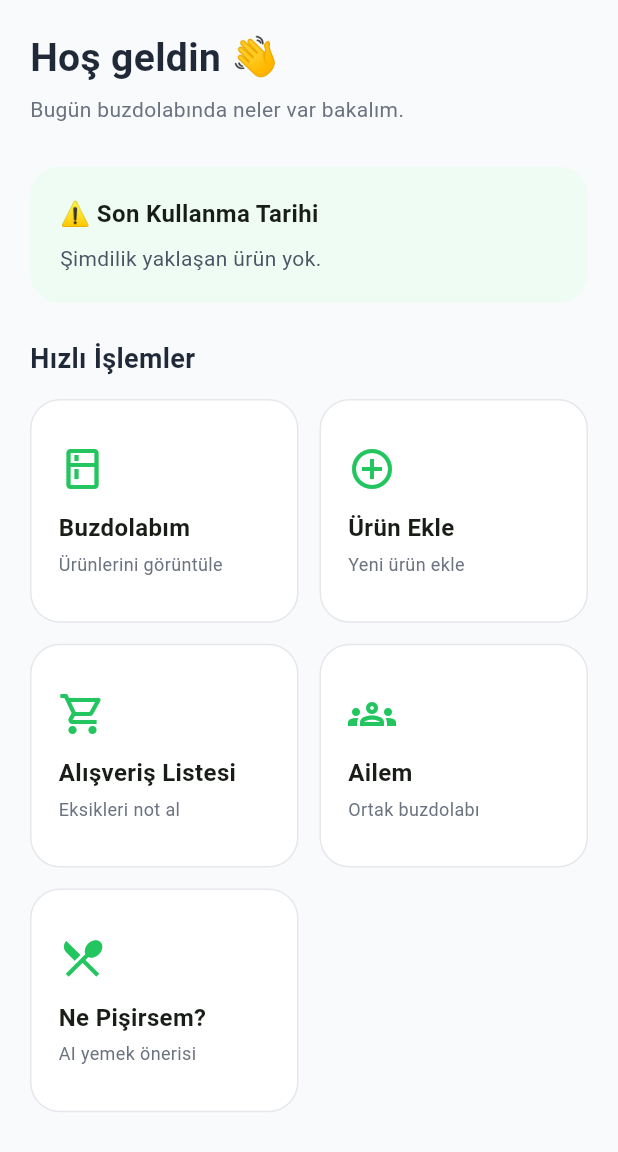
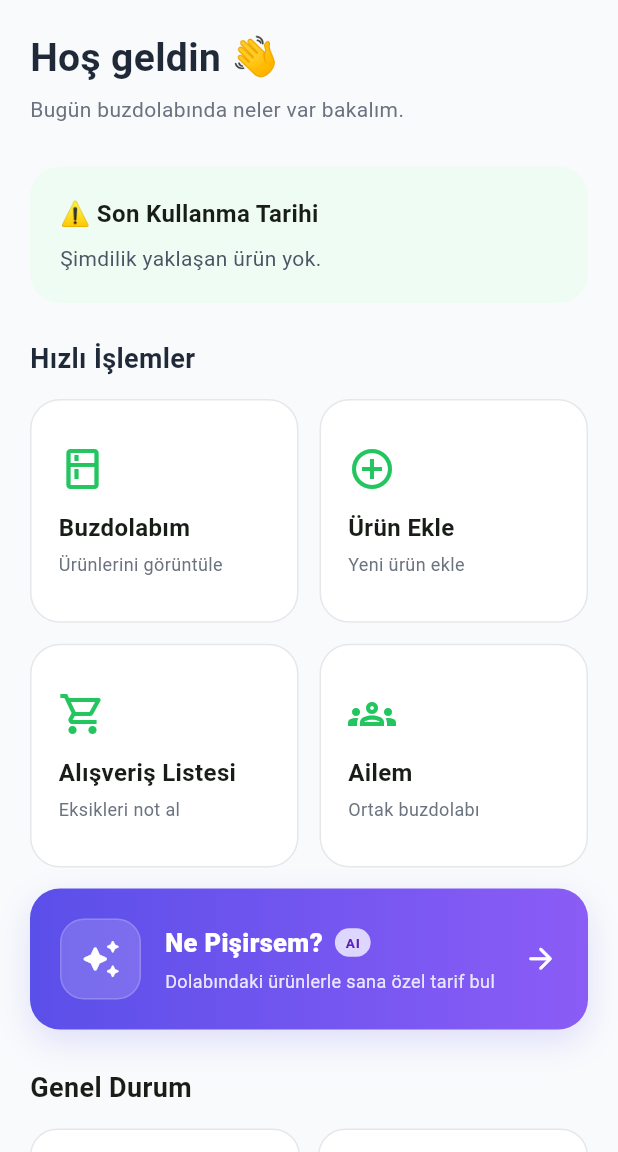
Before and after one commit to bengoksu/SmartFridge, a Flutter app: the HomePage screen opened directly with empty values, on a phone screen of 412 x 824 dp, the part 84-1236 px from its top. Run offline on Flutter 3.47's test engine with Material 3 defaults, Android fonts, the phone set to English and light mode, and no system bars.

Commit message:
AI tarif kartını geliştirdim

```diff
--- a/mobile/lib/screens/home_page.dart
+++ b/mobile/lib/screens/home_page.dart
@@ -1,4 +1,5 @@
 import 'package:flutter/material.dart';
+
 import 'add_product_page.dart';
 import 'fridge_page.dart';
 import 'shopping_list_page.dart';
@@ -7,11 +8,11 @@ class HomePage extends StatelessWidget {
   final String accessToken;
 
   const HomePage({super.key, required this.accessToken});
+
   @override
   Widget build(BuildContext context) {
     return Scaffold(
       backgroundColor: const Color(0xFFF8FAFC),
-
       appBar: AppBar(
         backgroundColor: Colors.white,
         elevation: 0,
@@ -30,7 +31,6 @@ class HomePage extends StatelessWidget {
           const SizedBox(width: 8),
         ],
       ),
-
       body: SingleChildScrollView(
         padding: const EdgeInsets.all(20),
         child: Column(
@@ -44,16 +44,12 @@ class HomePage extends StatelessWidget {
                 color: Color(0xFF1F2937),
               ),
             ),
-
             const SizedBox(height: 6),
-
             const Text(
               'Bugün buzdolabında neler var bakalım.',
               style: TextStyle(fontSize: 14, color: Color(0xFF6B7280)),
             ),
-
             const SizedBox(height: 28),
-
             Container(
               width: double.infinity,
               padding: const EdgeInsets.all(20),
@@ -76,9 +72,7 @@ class HomePage extends StatelessWidget {
                 ],
               ),
             ),
-
             const SizedBox(height: 24),
-
             const Text(
               'Hızlı İşlemler',
               style: TextStyle(
@@ -87,9 +81,7 @@ class HomePage extends StatelessWidget {
                 color: Color(0xFF1F2937),
               ),
             ),
-
             const SizedBox(height: 14),
-
             GridView.count(
               crossAxisCount: 2,
               shrinkWrap: true,
@@ -112,7 +104,6 @@ class HomePage extends StatelessWidget {
                     );
                   },
                 ),
-
                 _HomeCard(
                   icon: Icons.add_circle_outline,
                   title: 'Ürün Ekle',
@@ -127,7 +118,6 @@ class HomePage extends StatelessWidget {
                     );
                   },
                 ),
-
                 _HomeCard(
                   icon: Icons.shopping_cart_outlined,
                   title: 'Alışveriş Listesi',
@@ -141,30 +131,21 @@ class HomePage extends StatelessWidget {
                     );
                   },
                 ),
-
                 const _HomeCard(
                   icon: Icons.groups_outlined,
                   title: 'Ailem',
                   subtitle: 'Ortak buzdolabı',
                 ),
-
-                const _HomeCard(
-                  icon: Icons.restaurant_menu,
-                  title: 'Ne Pişirsem?',
-                  subtitle: 'AI yemek önerisi',
-                ),
               ],
             ),
-
+            const SizedBox(height: 14),
+            const _AiRecipeCard(),
             const SizedBox(height: 26),
-
             const Text(
               'Genel Durum',
               style: TextStyle(fontSize: 18, fontWeight: FontWeight.w700),
             ),
-
             const SizedBox(height: 14),
-
             const Row(
               children: [
                 Expanded(
@@ -177,6 +158,108 @@ class HomePage extends StatelessWidget {
               ],
             ),
           ],
+        ),
+      ),
+    );
+  }
+}
+
+class _AiRecipeCard extends StatelessWidget {
+  const _AiRecipeCard();
+
+  @override
+  Widget build(BuildContext context) {
+    return Container(
+      width: double.infinity,
+      padding: const EdgeInsets.all(20),
+      decoration: BoxDecoration(
+        gradient: const LinearGradient(
+          begin: Alignment.centerLeft,
+          end: Alignment.centerRight,
+          colors: [Color(0xFF5B4FE9), Color(0xFF8B5CF6)],
+        ),
+        borderRadius: BorderRadius.circular(20),
+        boxShadow: const [
+          BoxShadow(
+            color: Color(0x295B4FE9),
+            blurRadius: 18,
+            offset: Offset(0, 8),
+          ),
+        ],
+      ),
+      child: Row(
+        children: [
+          Container(
+            width: 54,
+            height: 54,
+            decoration: BoxDecoration(
+              color: Colors.white.withValues(alpha: .16),
+              borderRadius: BorderRadius.circular(16),
+              border: Border.all(color: Colors.white.withValues(alpha: .18)),
+            ),
+            child: const Icon(
+              Icons.auto_awesome_rounded,
+              color: Colors.white,
+              size: 28,
+            ),
+          ),
+          const SizedBox(width: 16),
+          const Expanded(
+            child: Column(
+              crossAxisAlignment: CrossAxisAlignment.start,
+              children: [
+                Row(
+                  children: [
+                    Text(
+                      'Ne Pişirsem?',
+                      style: TextStyle(
+                        color: Colors.white,
+                        fontSize: 17,
+                        fontWeight: FontWeight.w800,
+                      ),
+                    ),
+                    SizedBox(width: 8),
+                    _AiBadge(),
+                  ],
+                ),
+                SizedBox(height: 5),
+                Text(
+                  'Dolabındaki ürünlerle sana özel tarif bul',
+                  style: TextStyle(color: Color(0xFFE9E7FF), fontSize: 12),
+                ),
+              ],
+            ),
+          ),
+          const SizedBox(width: 8),
+          const Icon(
+            Icons.arrow_forward_rounded,
+            color: Colors.white,
+            size: 23,
+          ),
+        ],
+      ),
+    );
+  }
+}
+
+class _AiBadge extends StatelessWidget {
+  const _AiBadge();
+
+  @override
+  Widget build(BuildContext context) {
+    return Container(
+      padding: const EdgeInsets.symmetric(horizontal: 7, vertical: 3),
+      decoration: BoxDecoration(
+        color: const Color(0xFFDDD6FE),
+        borderRadius: BorderRadius.circular(20),
+      ),
+      child: const Text(
+        'AI',
+        style: TextStyle(
+          color: Color(0xFF5B21B6),
+          fontSize: 9,
+          fontWeight: FontWeight.w900,
+          letterSpacing: .5,
         ),
       ),
     );
@@ -213,16 +296,12 @@ class _HomeCard extends StatelessWidget {
           mainAxisAlignment: MainAxisAlignment.center,
           children: [
             Icon(icon, size: 32, color: const Color(0xFF22C55E)),
-
             const SizedBox(height: 12),
-
             Text(
               title,
               style: const TextStyle(fontSize: 16, fontWeight: FontWeight.w700),
             ),
-
             const SizedBox(height: 4),
-
             Text(
               subtitle,
               style: const TextStyle(fontSize: 12, color: Color(0xFF6B7280)),
@@ -259,9 +338,7 @@ class _StatCard extends StatelessWidget {
               color: Color(0xFF22C55E),
             ),
           ),
-
           const SizedBox(height: 4),
-
           Text(label, style: const TextStyle(color: Color(0xFF6B7280))),
         ],
       ),
```
